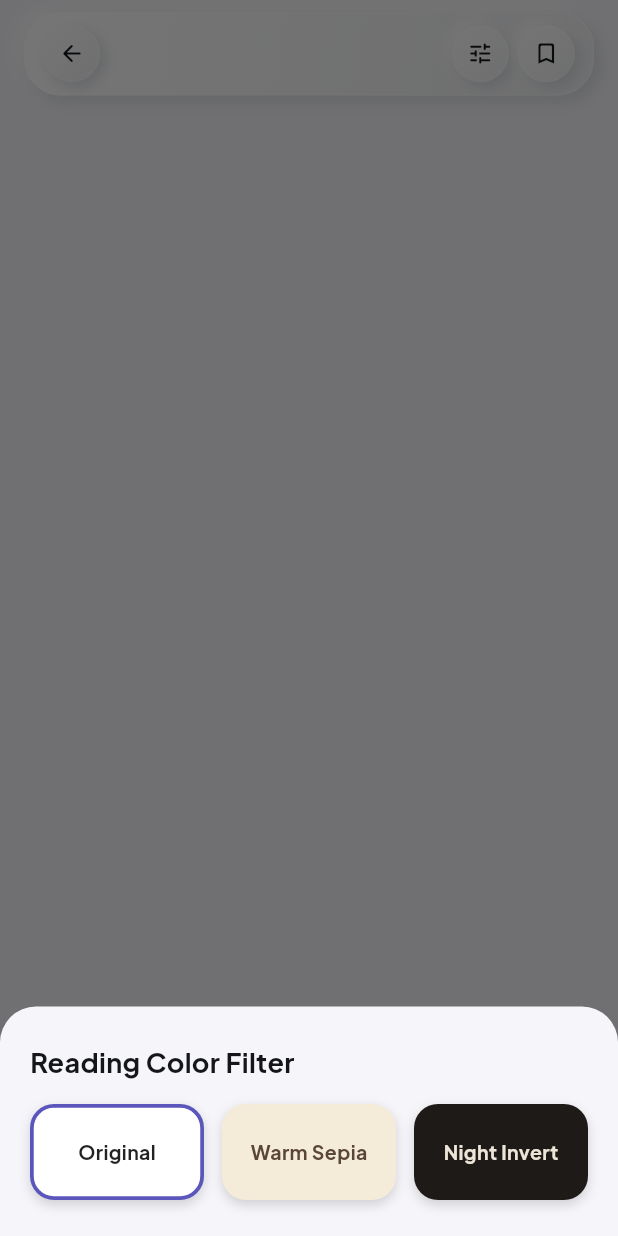
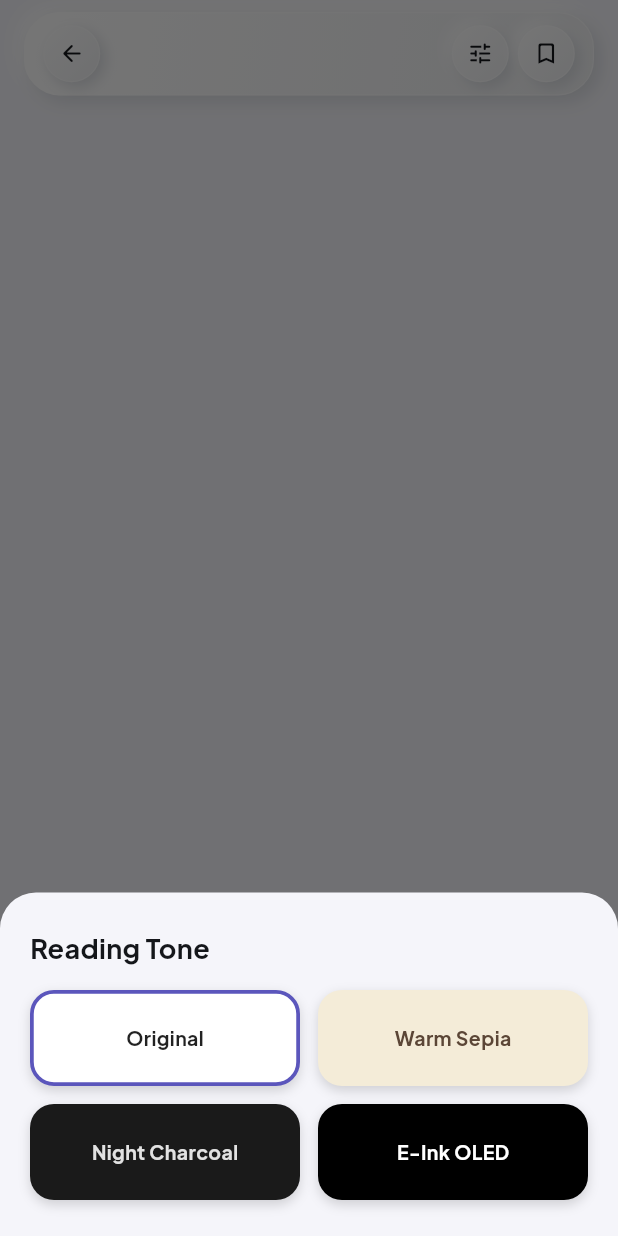
Before and after one commit to ayushmanvpanigrahi/reader_app, a Flutter app: the PdfControlsOverlay widget shown alone on an empty page, opened directly with empty values, after a tap on the "tune" icon, on a phone screen of 412 x 824 dp. Run offline on Flutter 3.47's test engine with Material 3 defaults, Android fonts, the phone set to English and light mode, and no system bars; our stand-ins replace dio, file_picker, fl_chart, flutter_hooks, flutter_riverpod, flutter_secure_storage and 4 more; missing offline and left inert: flutter_epub_viewer, pdfrx; accounts and stored records are empty.

Commit message:
Add 4-mode reading tone suite with natural dark modes

```diff
--- a/lib/features/epub_reader/presentation/widgets/reader_theme_sheet.dart
+++ b/lib/features/epub_reader/presentation/widgets/reader_theme_sheet.dart
@@ -106,9 +106,9 @@ class ReaderThemeSheet extends StatelessWidget {
 
           const SizedBox(height: 24),
 
-          // Background Presets
+          // Reading Tone Presets
           Text(
-            'Background Tone',
+            'Reading Tone',
             style: TextStyle(
               fontSize: 14,
               fontWeight: FontWeight.w600,
@@ -122,7 +122,7 @@ class ReaderThemeSheet extends StatelessWidget {
               _buildPresetCard(
                 context,
                 presetId: 'paper',
-                label: 'Paper',
+                label: 'Original',
                 bgColor: const Color(0xFFFDFAF4),
                 textColor: const Color(0xFF181310),
               ),
@@ -130,7 +130,7 @@ class ReaderThemeSheet extends StatelessWidget {
               _buildPresetCard(
                 context,
                 presetId: 'sepia',
-                label: 'Sepia',
+                label: 'Warm Sepia',
                 bgColor: const Color(0xFFF4ECD8),
                 textColor: const Color(0xFF533F2D),
               ),
@@ -138,17 +138,17 @@ class ReaderThemeSheet extends StatelessWidget {
               _buildPresetCard(
                 context,
                 presetId: 'dark',
-                label: 'Charcoal',
-                bgColor: const Color(0xFF2B2723),
-                textColor: const Color(0xFFF3EDDF),
+                label: 'Night Charcoal',
+                bgColor: const Color(0xFF1A1A1A),
+                textColor: const Color(0xFFE2E2E2),
               ),
               const SizedBox(width: 10),
               _buildPresetCard(
                 context,
                 presetId: 'oled',
-                label: 'OLED',
-                bgColor: const Color(0xFF0D0B0A),
-                textColor: const Color(0xFFD4CEC3),
+                label: 'E-Ink OLED',
+                bgColor: const Color(0xFF000000),
+                textColor: const Color(0xFFFFFFFF),
               ),
             ],
           ),
--- a/lib/features/pdf_reader/controllers/pdf_reader_controller.dart
+++ b/lib/features/pdf_reader/controllers/pdf_reader_controller.dart
@@ -2,7 +2,7 @@ import 'dart:async';
 import 'package:flutter/material.dart';
 import 'package:flutter_riverpod/flutter_riverpod.dart';
 
-enum PdfReadingMode { standard, sepia, darkInverted }
+enum PdfReadingMode { standard, sepia, charcoal, oledDark }
 
 class PdfReaderState {
   final int currentPage;
--- a/lib/features/pdf_reader/presentation/widgets/pdf_controls_overlay.dart
+++ b/lib/features/pdf_reader/presentation/widgets/pdf_controls_overlay.dart
@@ -94,12 +94,12 @@ class PdfControlsOverlay extends StatelessWidget {
                           ),
                         ),
                         const SizedBox(width: 8),
-                        // Reading Mode (Standard / Sepia / Dark)
+                        // Reading Tone (Original / Warm Sepia / Night Charcoal / E-Ink OLED)
                         NeumorphicButton.icon(
                           icon: Icons.tune_rounded,
                           size: 38,
                           iconSize: 18,
-                          tooltip: 'Color Filter Mode',
+                          tooltip: 'Reading Tone',
                           onPressed: () => _showModeSheet(context),
                         ),
                         const SizedBox(width: 6),
@@ -182,7 +182,7 @@ class PdfControlsOverlay extends StatelessWidget {
           crossAxisAlignment: CrossAxisAlignment.start,
           children: [
             Text(
-              'Reading Color Filter',
+              'Reading Tone',
               style: TextStyle(
                 fontSize: 18,
                 fontWeight: FontWeight.w700,
@@ -207,13 +207,25 @@ class PdfControlsOverlay extends StatelessWidget {
                   bgColor: const Color(0xFFF4ECD8),
                   textColor: const Color(0xFF5B4636),
                 ),
+              ],
+            ),
+            const SizedBox(height: 12),
+            Row(
+              children: [
+                _buildModeOption(
+                  ctx,
+                  label: 'Night Charcoal',
+                  mode: PdfReadingMode.charcoal,
+                  bgColor: const Color(0xFF1A1A1A),
+                  textColor: const Color(0xFFE2E2E2),
+                ),
                 const SizedBox(width: 12),
                 _buildModeOption(
                   ctx,
-                  label: 'Night Invert',
-                  mode: PdfReadingMode.darkInverted,
-                  bgColor: const Color(0xFF1E1A17),
-                  textColor: const Color(0xFFEDE5D8),
+                  label: 'E-Ink OLED',
+                  mode: PdfReadingMode.oledDark,
+                  bgColor: const Color(0xFF000000),
+                  textColor: const Color(0xFFFFFFFF),
                 ),
               ],
             ),
```
Also changed, not shown: lib/features/epub_reader/presentation/epub_reader_screen.dart (+69 -4 lines), lib/features/pdf_reader/presentation/pdf_reader_screen.dart (+6 -18 lines), lib/features/pdf_reader/presentation/widgets/reading_tone_matrices.dart (added, +81 -0 lines), 1 other file.
